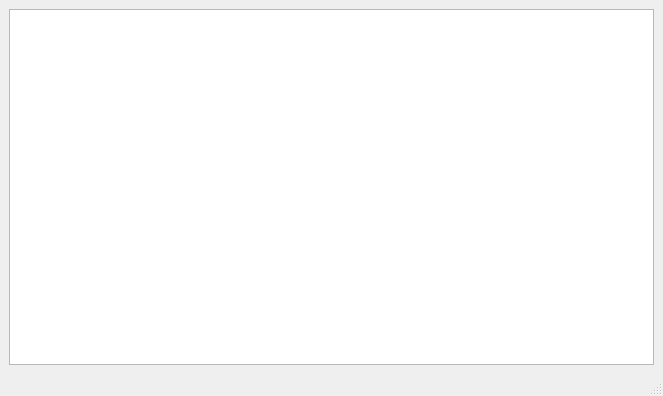
First picture: the form in mainwindow.ui, repository JonathanGzzBen/notark, before the edit.
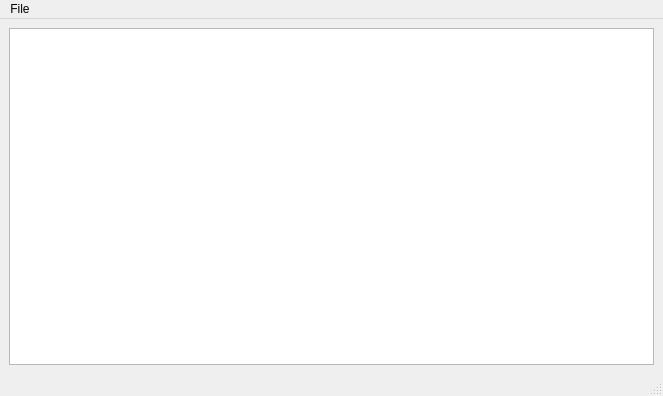
Second picture: the form after the edit. Custom widgets are drawn as their Qt base class.

Diff of the .ui file:
```diff
--- a/mainwindow.ui
+++ b/mainwindow.ui
@@ -35,6 +35,13 @@
      <height>21</height>
     </rect>
    </property>
+   <widget class="QMenu" name="menuFile">
+    <property name="title">
+     <string>File</string>
+    </property>
+    <addaction name="actionOpen"/>
+   </widget>
+   <addaction name="menuFile"/>
   </widget>
   <widget class="QStatusBar" name="statusbar"/>
  </widget>
```
Left out of the diff: 5 changed lines with no effect on the pictures.
